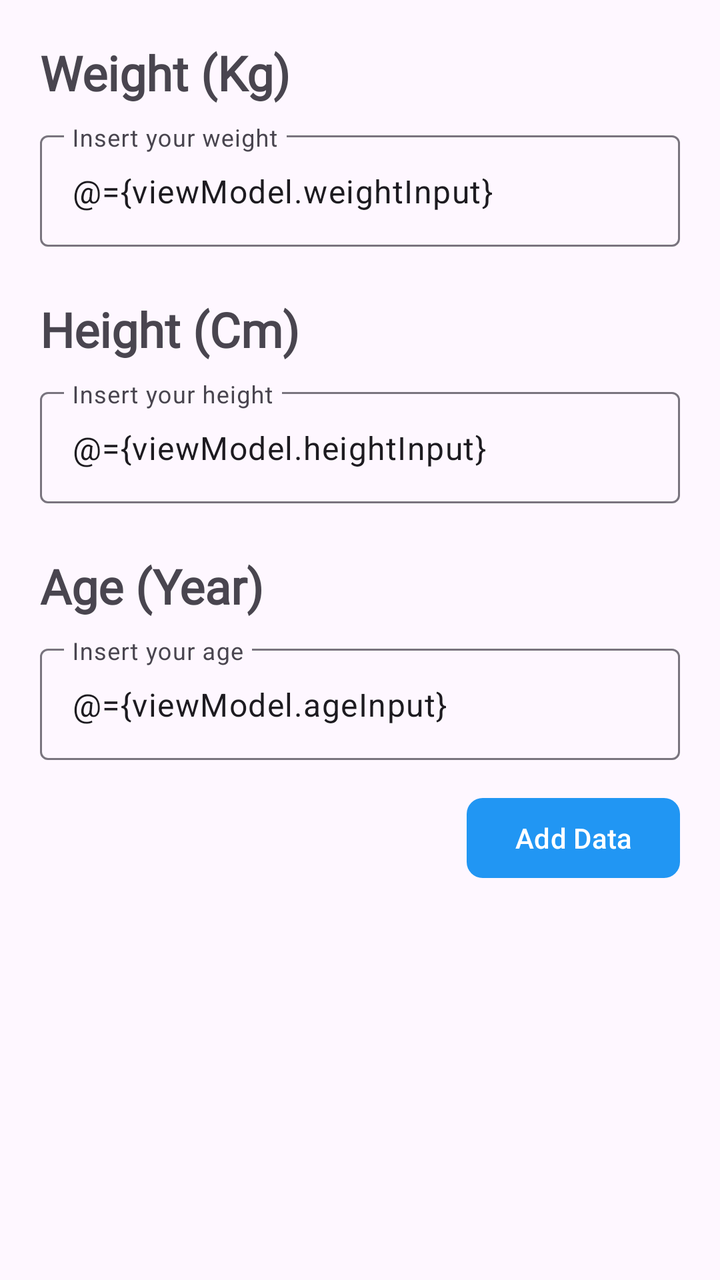
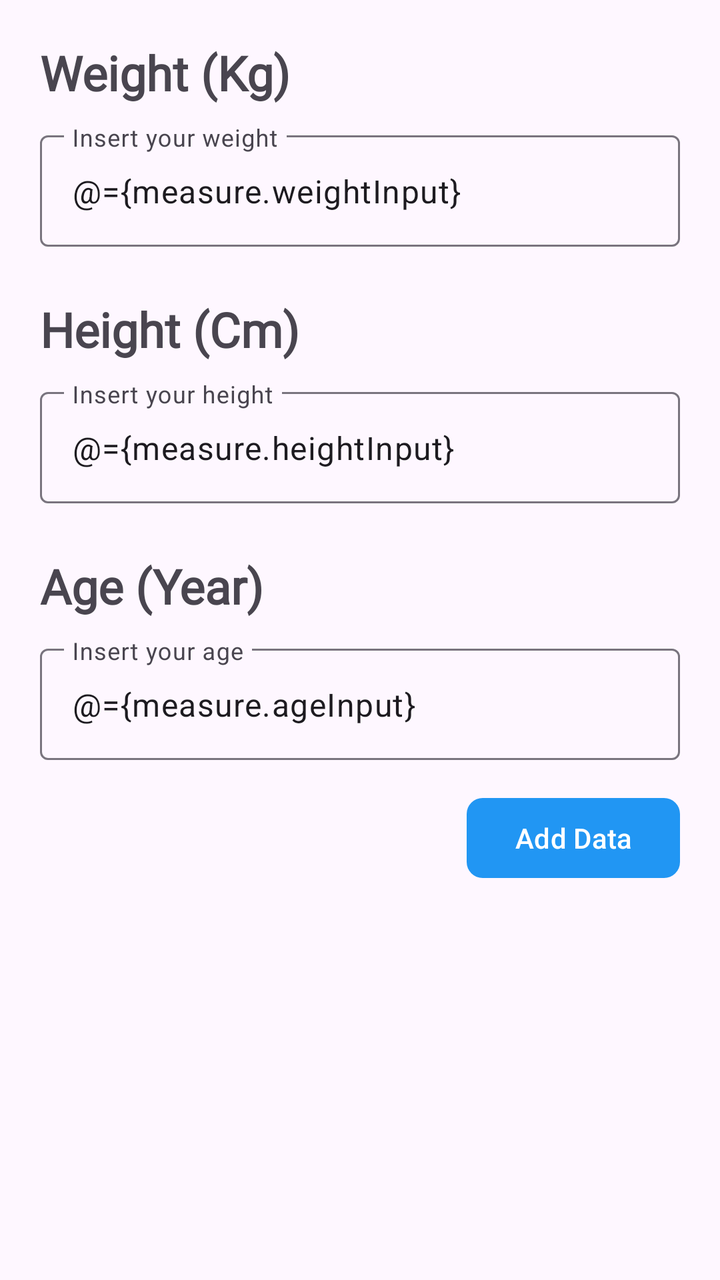

Before-and-after screenshots of an Android layout around one commit, followed by the original layout XML and the change that was made.
<!-- AndroidManifest.xml: application theme Theme.ChildGrowth -->
<!-- res/layout/fragment_measure.xml -->
<?xml version="1.0" encoding="utf-8"?>
<layout xmlns:android="http://schemas.android.com/apk/res/android"
    xmlns:app="http://schemas.android.com/apk/res-auto"
    xmlns:tools="http://schemas.android.com/tools">
    <data>
        <variable
            name="viewModel"
            type="com.ubaya.childgrowth.viewmodel.ChildViewModel" />
    </data>
<FrameLayout
    android:layout_width="match_parent"
    android:layout_height="match_parent"
    tools:context=".view.MeasureFragment">

    <LinearLayout
        android:layout_width="match_parent"
        android:layout_height="match_parent"

        android:orientation="vertical">

        <TextView
            android:id="@+id/textView"
            android:layout_width="match_parent"
            android:layout_height="wrap_content"
            android:layout_marginStart="20dp"
            android:layout_marginTop="20dp"
            android:fontFamily="@font/alatsi"
            android:text="Weight (Kg)"
            android:textSize="24sp"
            android:textStyle="bold" />

        <com.google.android.material.textfield.TextInputLayout
            android:id="@+id/textInputLayoutWeight"
            style="@style/ThemeOverlay.Material3.TextInputEditText.FilledBox.Dense"
            android:layout_width="match_parent"
            android:layout_height="wrap_content"
            android:layout_marginStart="20dp"
            android:layout_marginTop="10dp"
            android:layout_marginEnd="20dp">

            <com.google.android.material.textfield.TextInputEditText
                android:id="@+id/txtInputWeight"
                style="@style/ThemeOverlay.Material3.TextInputEditText.FilledBox"
                android:layout_width="match_parent"
                android:layout_height="wrap_content"
                android:hint="Insert your weight"
                android:text="@={viewModel.weightInput}"/>
        </com.google.android.material.textfield.TextInputLayout>

        <TextView
            android:id="@+id/textView2"
            android:layout_width="match_parent"
            android:layout_height="wrap_content"
            android:layout_marginStart="20dp"
            android:layout_marginTop="25dp"
            android:fontFamily="@font/alatsi"
            android:text="Height (Cm)"
            android:textSize="24sp"
            android:textStyle="bold" />

        <com.google.android.material.textfield.TextInputLayout
            android:id="@+id/textInputLayoutHeight"
            android:layout_width="match_parent"
            android:layout_height="wrap_content"
            android:layout_marginStart="20dp"
            android:layout_marginTop="10dp"
            android:layout_marginEnd="20dp">

            <com.google.android.material.textfield.TextInputEditText
                android:id="@+id/txtInputHeight"
                android:layout_width="match_parent"
                android:layout_height="wrap_content"
                android:hint="Insert your height"
                android:text="@={viewModel.heightInput}"/>
        </com.google.android.material.textfield.TextInputLayout>

        <TextView
            android:id="@+id/textView3"
            android:layout_width="match_parent"
            android:layout_height="wrap_content"
            android:layout_marginStart="20dp"
            android:layout_marginTop="25dp"
            android:fontFamily="@font/alatsi"
            android:text="Age (Year)"
            android:textSize="24sp"
            android:textStyle="bold" />

        <com.google.android.material.textfield.TextInputLayout
            android:id="@+id/textInputLayoutAge"
            android:layout_width="match_parent"
            android:layout_height="wrap_content"
            android:layout_marginStart="20dp"
            android:layout_marginTop="10dp"
            android:layout_marginEnd="20dp">

            <com.google.android.material.textfield.TextInputEditText
                android:id="@+id/txtInputAge"
                android:layout_width="match_parent"
                android:layout_height="wrap_content"
                android:hint="Insert your age"
                android:text="@={viewModel.ageInput}"/>
        </com.google.android.material.textfield.TextInputLayout>

        <Button
            android:id="@+id/btnAddMeasure"
            android:layout_width="wrap_content"
            android:layout_height="wrap_content"
            android:layout_gravity="right"
            android:layout_marginTop="15dp"
            app:cornerRadius="8dp"
            app:backgroundTint="#2196F3"
            android:layout_marginEnd="20dp"
            android:text="Add Data"
            android:onClick="@{()->viewModel.addMeasurement()}" />
    </LinearLayout>
</FrameLayout>
</layout>
<!-- resources referenced by this layout -->
<resources>
  <style name="Theme.ChildGrowth" parent="Base.Theme.ChildGrowth" />
  <style name="Base.Theme.ChildGrowth" parent="Theme.Material3.DayNight">
          
          <item name="colorPrimary">#2196F3</item>
          <item name="colorPrimaryVariant">#1976D2</item>
          <item name="colorOnPrimary">#FFFFFF</item>
          <item name="android:statusBarColor">#1976D2</item>
          
      </style>
</resources>

<!-- the commit's change to res/layout/fragment_measure.xml (unified diff, before → after) -->
@@ -4,7 +4,7 @@
     xmlns:tools="http://schemas.android.com/tools">
     <data>
         <variable
-            name="viewModel"
+            name="measure"
             type="com.ubaya.childgrowth.viewmodel.ChildViewModel" />
     </data>
 <FrameLayout
@@ -44,7 +44,7 @@
                 android:layout_width="match_parent"
                 android:layout_height="wrap_content"
                 android:hint="Insert your weight"
-                android:text="@={viewModel.weightInput}"/>
+                android:text="@={measure.weightInput}"/>
         </com.google.android.material.textfield.TextInputLayout>
 
         <TextView
@@ -71,7 +71,7 @@
                 android:layout_width="match_parent"
                 android:layout_height="wrap_content"
                 android:hint="Insert your height"
-                android:text="@={viewModel.heightInput}"/>
+                android:text="@={measure.heightInput}"/>
         </com.google.android.material.textfield.TextInputLayout>
 
         <TextView
@@ -98,7 +98,7 @@
                 android:layout_width="match_parent"
                 android:layout_height="wrap_content"
                 android:hint="Insert your age"
-                android:text="@={viewModel.ageInput}"/>
+                android:text="@={measure.ageInput}"/>
         </com.google.android.material.textfield.TextInputLayout>
 
         <Button
@@ -111,7 +111,7 @@
             app:backgroundTint="#2196F3"
             android:layout_marginEnd="20dp"
             android:text="Add Data"
-            android:onClick="@{()->viewModel.addMeasurement()}" />
+            android:onClick="@{()->measure.addMeasurement()}" />
     </LinearLayout>
 </FrameLayout>
 </layout>
